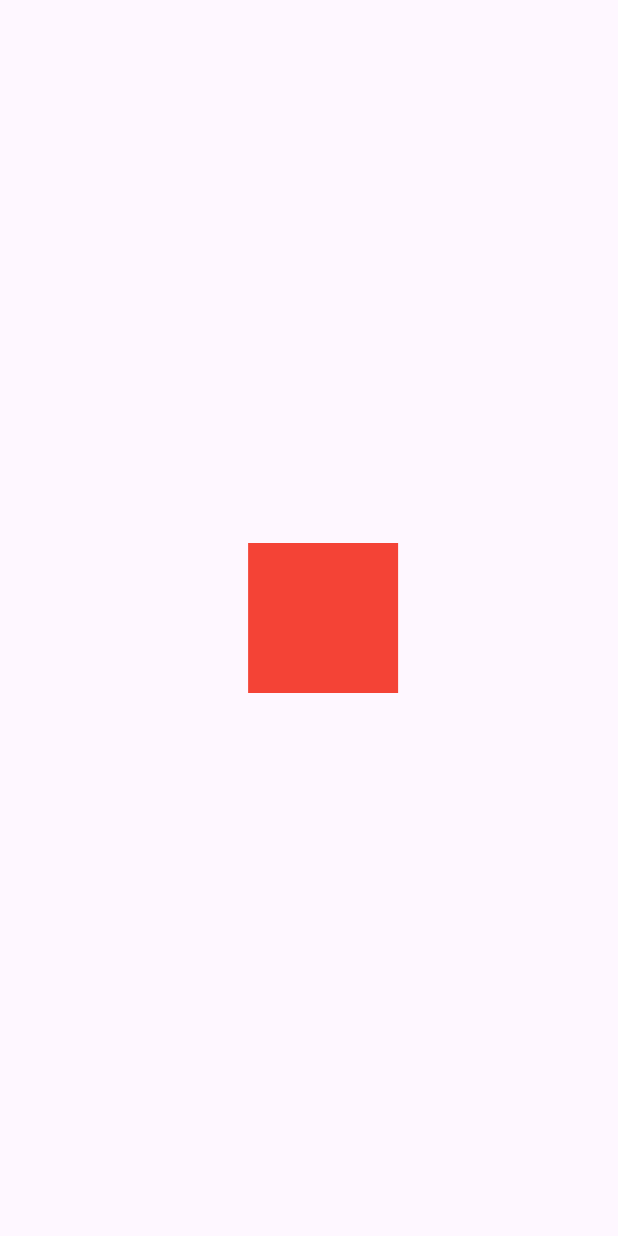
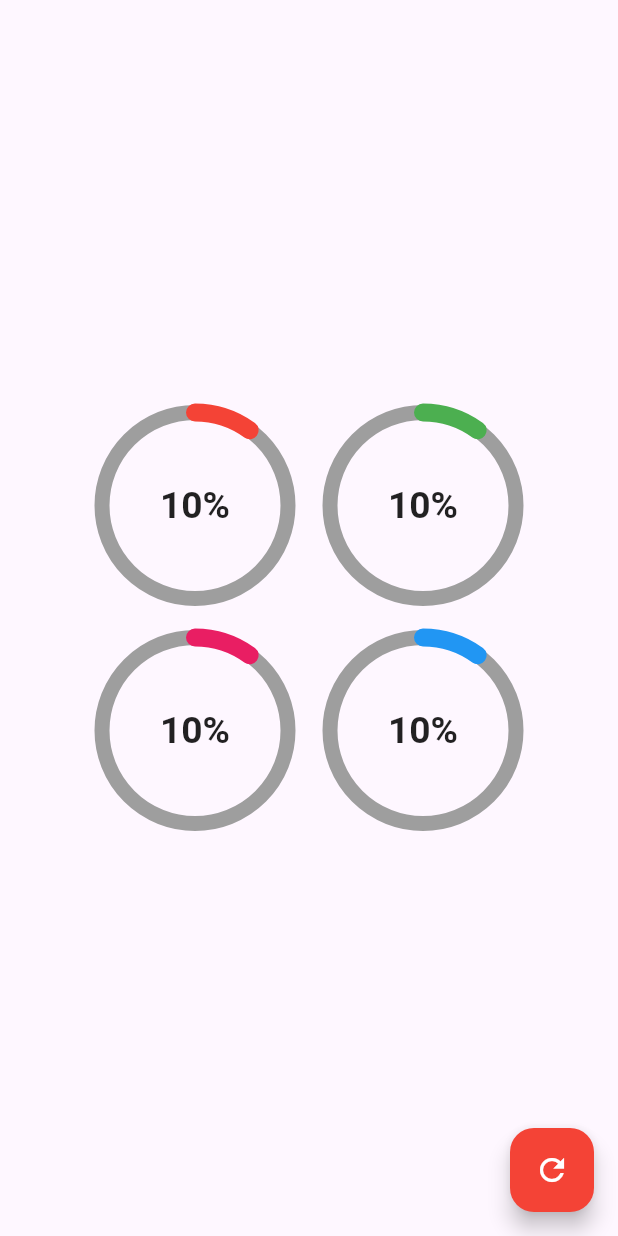
Before and after one commit to rddeveloper2019/prof_design_app, a Flutter app: the screen it shows after launch, on a phone screen of 412 x 824 dp. Run offline on Flutter 3.47's test engine with Material 3 defaults, Android fonts, the phone set to English and light mode, and no system bars.

Commit message:
RadialProgress

```diff
--- a/lib/main.dart
+++ b/lib/main.dart
@@ -2,6 +2,7 @@ import 'package:flutter/material.dart';
 import 'package:prof_design_app/src/pages/animated_cube_page.dart';
 import 'package:prof_design_app/src/pages/animations_page.dart';
 import 'package:prof_design_app/src/pages/headers_page.dart';
+import 'package:prof_design_app/src/pages/radial_progress_page.dart';
 
 void main() {
   runApp(const MyApp());
@@ -16,7 +17,7 @@ class MyApp extends StatelessWidget {
       debugShowCheckedModeBanner: false,
       title: 'Professional Designs App',
       theme: ThemeData(colorScheme: .fromSeed(seedColor: Colors.deepPurple)),
-      home: AnimatedCubePage(),
+      home: RadialProgressPage(),
     );
   }
 }
--- /dev/null
+++ b/lib/src/pages/radial_progress_page.dart
@@ -0,0 +1,69 @@
+import 'dart:math';
+
+import 'package:flutter/material.dart';
+import 'package:prof_design_app/src/widgets/radial_progress.dart';
+
+class RadialProgressPage extends StatefulWidget {
+  const RadialProgressPage({super.key});
+
+  @override
+  State<RadialProgressPage> createState() => _RadialProgressPageState();
+}
+
+class _RadialProgressPageState extends State<RadialProgressPage> {
+  double percents = 10;
+
+  @override
+  Widget build(BuildContext context) {
+    return Scaffold(
+      body: Center(
+        child: Wrap(
+          spacing: 2.0,
+          children: [
+            SizedBox(
+              width: 150,
+              height: 150,
+              child: RadialProgress(percents: percents),
+            ),
+            SizedBox(
+              width: 150,
+              height: 150,
+              child: RadialProgress(
+                percents: percents,
+                circleColor: Colors.green,
+              ),
+            ),
+            SizedBox(
+              width: 150,
+              height: 150,
+              child: RadialProgress(
+                percents: percents,
+                circleColor: Colors.pink,
+              ),
+            ),
+            SizedBox(
+              width: 150,
+              height: 150,
+              child: RadialProgress(
+                percents: percents,
+                circleColor: Colors.blue,
+              ),
+            ),
+          ],
+        ),
+      ),
+      floatingActionButton: FloatingActionButton(
+        onPressed: () {
+          setState(() {
+            percents += Random().nextDouble() * 25;
+            if (percents > 100) {
+              percents = 0;
+            }
+          });
+        },
+        backgroundColor: Colors.red,
+        child: const Icon(Icons.refresh, color: Colors.white),
+      ),
+    );
+  }
+}
--- /dev/null
+++ b/lib/src/widgets/radial_progress.dart
@@ -0,0 +1,159 @@
+import 'dart:math';
+
+import 'package:flutter/material.dart';
+
+class RadialProgress extends StatefulWidget {
+  final Color bgStrokeColor;
+  final Color circleColor;
+  final double percents;
+  const RadialProgress({
+    super.key,
+    required this.percents,
+    this.bgStrokeColor = Colors.grey,
+    this.circleColor = Colors.red,
+  });
+
+  @override
+  State<RadialProgress> createState() => _RadialProgressState();
+}
+
+class _RadialProgressState extends State<RadialProgress>
+    with SingleTickerProviderStateMixin {
+  late AnimationController controller;
+  late Animation<double> animatedPercents;
+
+  @override
+  void initState() {
+    super.initState();
+    controller = AnimationController(
+      vsync: this,
+      duration: const Duration(milliseconds: 400),
+    );
+
+    _setupAnimation(0, widget.percents);
+    controller.forward();
+  }
+
+  void _setupAnimation(double begin, double end) {
+    animatedPercents = Tween<double>(
+      begin: begin,
+      end: end,
+    ).animate(controller);
+  }
+
+  @override
+  void didUpdateWidget(covariant RadialProgress oldWidget) {
+    super.didUpdateWidget(oldWidget);
+
+    if (oldWidget.percents >= 100 || widget.percents == 0) {
+      animatedPercents = Tween<double>(begin: 0, end: 0).animate(controller);
+      controller.value = 0.0;
+      return;
+    }
+
+    if (oldWidget.percents != widget.percents) {
+      controller.reset();
+      _setupAnimation(oldWidget.percents, widget.percents);
+      controller.forward();
+    }
+  }
+
+  @override
+  void dispose() {
+    controller.dispose();
+    super.dispose();
+  }
+
+  @override
+  Widget build(BuildContext context) {
+    return SizedBox(
+      width: double.infinity,
+      height: double.infinity,
+      child: Padding(
+        padding: EdgeInsets.all(8.0),
+        child: AnimatedBuilder(
+          animation: controller,
+          builder: (context, child) {
+            return CustomPaint(
+              painter: _RadialProgressPainter(
+                percents: animatedPercents.value,
+                bgStrokeColor: widget.bgStrokeColor,
+                circleColor: widget.circleColor,
+              ),
+            );
+          },
+        ),
+      ),
+    );
+  }
+}
+
+class _RadialProgressPainter extends CustomPainter {
+  final Color bgStrokeColor;
+  final Color circleColor;
+  final double percents;
+
+  _RadialProgressPainter({
+    required this.percents,
+    this.bgStrokeColor = Colors.grey,
+    this.circleColor = Colors.red,
+  });
+
+  @override
+  void paint(Canvas canvas, Size size) {
+    final circlePaint = Paint()
+      ..color = bgStrokeColor
+      ..style = PaintingStyle.stroke
+      ..strokeWidth = 10;
+
+    final center = Offset(size.width / 2, size.height / 2);
+    final radius = min(size.width, size.height) / 2 - 5;
+
+    canvas.drawCircle(center, radius, circlePaint);
+
+    final arcPaint = Paint()
+      ..color = circleColor
+      ..style = PaintingStyle.stroke
+      ..strokeCap = StrokeCap.round
+      ..strokeWidth = 12;
+
+    final arcAngle = 2 * pi * (percents / 100);
+
+    canvas.drawArc(
+      Rect.fromCircle(center: center, radius: radius),
+      -pi / 2,
+      arcAngle,
+      false,
+      arcPaint,
+    );
+
+    final textSpan = TextSpan(
+      text: '${percents.round()}%',
+      style: TextStyle(
+        color: Colors.black87,
+        fontSize: radius / 2.5,
+        fontWeight: FontWeight.bold,
+      ),
+    );
+
+    final textPainter = TextPainter(
+      text: textSpan,
+      textAlign: TextAlign.center,
+      textDirection: TextDirection.ltr,
+    );
+
+    textPainter.layout(minWidth: 0, maxWidth: size.width);
+
+    final textOffset = Offset(
+      center.dx - textPainter.width / 2,
+      center.dy - textPainter.height / 2,
+    );
+
+    textPainter.paint(canvas, textOffset);
+  }
+
+  @override
+  bool shouldRepaint(covariant CustomPainter oldDelegate) {
+    return true;
+  }
+}
```
